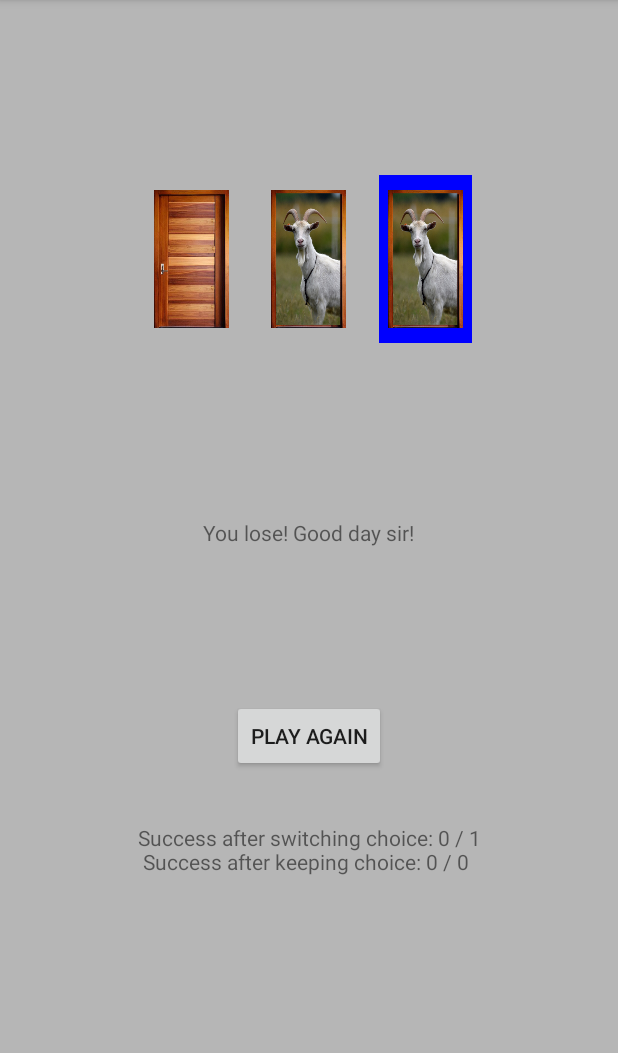
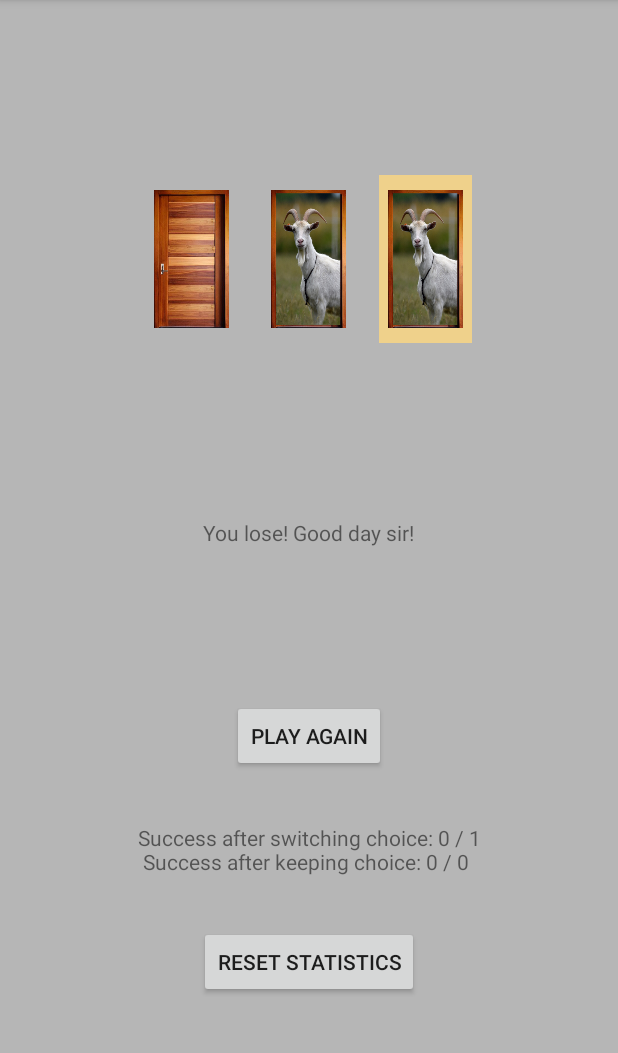
Before and after one commit to johncrawley/monty_hall, an Android app: the screen it shows after launch (MainActivity), after a tap on an icon or button, on a phone screen of 412 x 824 dp, the part 84-1137 px from its top. Run offline under Robolectric (Android 15) with nearby library versions, the phone set to English and light mode, and no system bars; 1 other tap on this screen came first.

Commit message:
Disabled doors after choice confirmed to stop new selection by user after "game over".

```diff
--- a/app/src/main/java/com/jacstuff/montyhallproblem/MainActivity.java
+++ b/app/src/main/java/com/jacstuff/montyhallproblem/MainActivity.java
@@ -2,24 +2,24 @@ package com.jacstuff.montyhallproblem;
 
 import androidx.appcompat.app.AppCompatActivity;
 
-import android.graphics.Color;
 import android.os.Bundle;
 import android.view.View;
 import android.widget.Button;
 import android.widget.ImageView;
 import android.widget.TextView;
 
+import java.util.ArrayList;
 import java.util.Arrays;
-import java.util.LinkedList;
 import java.util.List;
 import java.util.Random;
 
 
 public class MainActivity extends AppCompatActivity {
 
-    private View door1, door2, door3;
+    private List<View> doors;
     private View door1Border, door2Border, door3Border;
-    private Button playAgainButton;
+    private List<View> doorBorders;
+    private Button playAgainButton, resetStatsButton;
     private TextView statisticsTextView;
     private TextView statusTextView;
     private Statistics statistics;
@@ -27,7 +27,7 @@ public class MainActivity extends AppCompatActivity {
     private int prizeNumber = 1;
     private int selectedDoorNumber = 0;
     private enum Mode { SELECT_CHOICE, CONFIRM_CHOICE, RESULT}
-    private List<View> doorBorders;
+    boolean hasSelectionSwitched;
 
 
     @Override
@@ -41,30 +41,30 @@ public class MainActivity extends AppCompatActivity {
     }
 
     private void initViews(){
+        initDoorBorders();
+        initDoors();
 
+        playAgainButton = setupButton(R.id.new_game_button, this::startNewGame);
+        resetStatsButton = setupButton(R.id.reset_stats_button, this::resetStats);
+        statisticsTextView = findViewById(R.id.statistics_text);
+        statusTextView = findViewById(R.id.statusText);
+    }
+
+
+    private void initDoorBorders(){
         door1Border = findViewById(R.id.door1Border);
         door2Border = findViewById(R.id.door2Border);
         door3Border = findViewById(R.id.door3Border);
         doorBorders = Arrays.asList(door1Border, door2Border, door3Border);
         deselectAllBorders();
-
-        door1 = setupDoor(R.id.door1, door1Border, 1);
-        door2 = setupDoor(R.id.door2, door2Border, 2);
-        door3 = setupDoor(R.id.door3, door3Border, 3);
-
-
-
-        playAgainButton = findViewById(R.id.new_game_button);
-        playAgainButton.setOnClickListener(v -> startNewGame());
-        Button resetStatsButton = findViewById(R.id.reset_stats_button);
-        resetStatsButton.setOnClickListener(v -> resetStats());
-        statisticsTextView = findViewById(R.id.statistics_text);
-        statusTextView = findViewById(R.id.statusText);
     }
 
 
-    private void deselectAllBorders(){
-        doorBorders.forEach(v -> v.setBackgroundColor(getColor(R.color.backgroundColor)));
+    private void initDoors(){
+        doors = new ArrayList<>(3);
+        doors.add(setupDoor(R.id.door1, door1Border, 1));
+        doors.add(setupDoor(R.id.door2, door2Border, 2));
+        doors.add(setupDoor(R.id.door3, door3Border, 3));
     }
 
 
@@ -76,15 +76,22 @@ public class MainActivity extends AppCompatActivity {
     }
 
 
+    private Button setupButton(int buttonId, Runnable runnable){
+        Button button = findViewById(buttonId);
+        button.setOnClickListener((v)->runnable.run());
+        return button;
+    }
+
+
     private void onClickDoor(ImageView doorView, View borderView){
         setSelected(borderView);
-        selectChoice(doorView);
+        selectDoor(doorView);
     }
 
 
     private void setSelected(View borderView){
         deselectAllBorders();
-        borderView.setBackgroundColor(Color.BLUE);
+        borderView.setBackgroundColor(getColor(R.color.selectedDoorBorder));
     }
 
 
@@ -99,6 +106,7 @@ public class MainActivity extends AppCompatActivity {
 
     private void resetStats(){
         statistics.reset();
+        resetStatsButton.setVisibility(View.INVISIBLE);
         updateStatisticsView();
     }
 
@@ -107,10 +115,17 @@ public class MainActivity extends AppCompatActivity {
         prizeNumber = 1 + new Random(System.currentTimeMillis()).nextInt(3);
     }
 
-    boolean hasSelectionSwitched;
 
-    private void selectChoice(View view){
-        if( mode == Mode.SELECT_CHOICE){
+    private void selectDoor(View view){
+        switch (mode){
+            case SELECT_CHOICE: initialChoice(view);break;
+            case CONFIRM_CHOICE: confirmChoice(view);break;
+            case RESULT: break;
+        }
+    }
+
+
+    private void initialChoice(View view){
         hasSelectionSwitched = false;
         if(view.isEnabled()){
             selectedDoorNumber = (int) view.getTag();
@@ -119,42 +134,46 @@ public class MainActivity extends AppCompatActivity {
             reduceChoices();
         }
     }
-        else if( mode == Mode.CONFIRM_CHOICE){
+
+
+    private void confirmChoice(View view){
         int newSelection = (int)view.getTag();
         if(newSelection != selectedDoorNumber){
             hasSelectionSwitched = true;
         }
         selectedDoorNumber = newSelection;
+        openDoor(view);
+        calculateAndDisplayResult();
+        playAgainButton.setVisibility(View.VISIBLE);
+        setDoorsEnabled(false);
+    }
+
+
+    private void openDoor(View view){
         if(prizeNumber == (int)view.getTag()){
-                changeDoorToPrize(view);
+            changeImageToPrize(view);
         }
         else{
-                changeDoorToFail(view);
-            }
-            mode = Mode.RESULT;
-            calculateAndDisplayResult();
-            playAgainButton.setVisibility(View.VISIBLE);
+            changeImageToGoat(view);
         }
     }
 
 
-    private void changeDoorToPrize(View view){
+    private void changeImageToPrize(View view){
         ImageView iv = (ImageView)view;
         iv.setImageResource(R.drawable.door_car);
     }
 
 
-    private void changeDoorToFail(View view){
+    private void changeImageToGoat(View view){
         ImageView iv = (ImageView)view;
         iv.setImageResource(R.drawable.door_goat);
     }
 
 
     private void reduceChoices(){
-        List<View> doors = new LinkedList<>(Arrays.asList(door1, door2, door3));
-
+        List<View> doors = new ArrayList<>(this.doors);
         removeDoorSelectedByUserFrom(doors);
-
         if(selectedDoorNumber == prizeNumber){
             openOneOfTheOtherDoors(doors);
             return;
@@ -167,7 +186,7 @@ public class MainActivity extends AppCompatActivity {
         int viewIndexToDisable = new Random(System.currentTimeMillis()).nextInt(2);
         View doorToOpen = doors.get(viewIndexToDisable);
         doorToOpen.setEnabled(false);
-        changeDoorToFail(doorToOpen);
+        changeImageToGoat(doorToOpen);
     }
 
 
@@ -185,18 +204,18 @@ public class MainActivity extends AppCompatActivity {
         views.forEach((v)->{
             if((int)v.getTag() != prizeNumber){
                 v.setEnabled(false);
-                changeDoorToFail(v);
+                changeImageToGoat(v);
             }
         } );
     }
 
 
     private void calculateAndDisplayResult(){
+        mode = Mode.RESULT;
         if(selectedDoorNumber == prizeNumber){
             displayWinMessage();
             statistics.addGameWon();
             statistics.addGameWon(hasSelectionSwitched);
-
             updateStatisticsView();
             return;
         }
@@ -211,6 +230,7 @@ public class MainActivity extends AppCompatActivity {
         String msg = "Success after switching choice: " + statistics.getSwitchChoiceStats()
                 + "\n Success after keeping choice: " + statistics.getKeepChoiceStats();
         statisticsTextView.setText(msg);
+        resetStatsButton.setVisibility(View.VISIBLE);
     }
 
 
@@ -236,13 +256,22 @@ public class MainActivity extends AppCompatActivity {
 
     private void resetDoors(){
         deselectAllBorders();
-        reset(door1);
-        reset(door2);
-        reset(door3);
+        doors.forEach(this::resetDoor);
+        setDoorsEnabled(true);
     }
 
 
-    private void reset(View view){
+    private void deselectAllBorders(){
+        doorBorders.forEach(v -> v.setBackgroundColor(getColor(R.color.backgroundColor)));
+    }
+
+
+    private void setDoorsEnabled(boolean enabled){
+        doors.forEach(door -> door.setEnabled(enabled));
+    }
+
+
+    private void resetDoor(View view){
         view.setEnabled(true);
         ImageView iv = (ImageView)view;
         iv.setImageResource(R.drawable.door);
```
Lines whose indentation alone changed are shown as unchanged.
